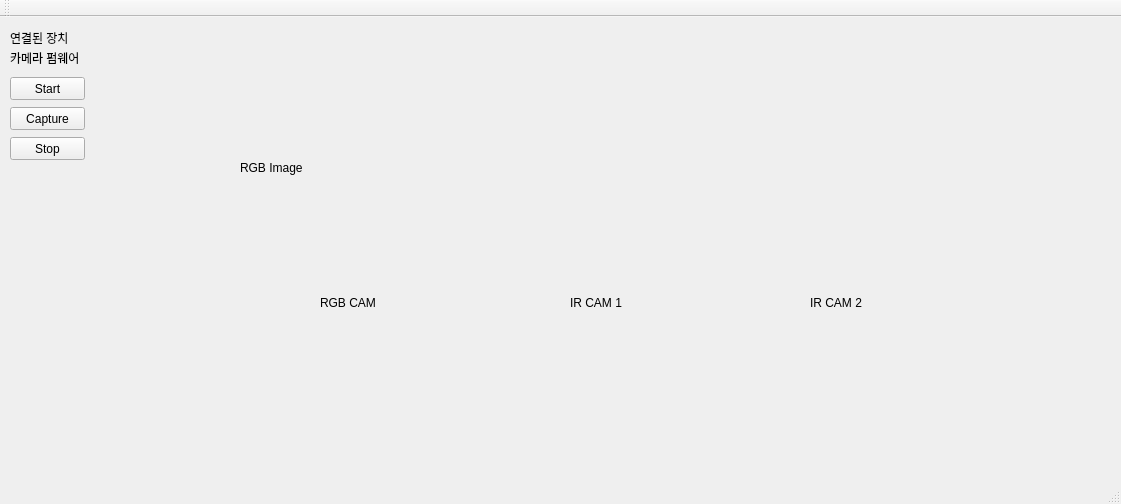
Above: 3D_Face_scanning.vc140/CalibrationModule/CalibrationModule.ui from CSID-DGU/2017-2-CECD-BirdSound-1 before the change. Below: the same form after it.
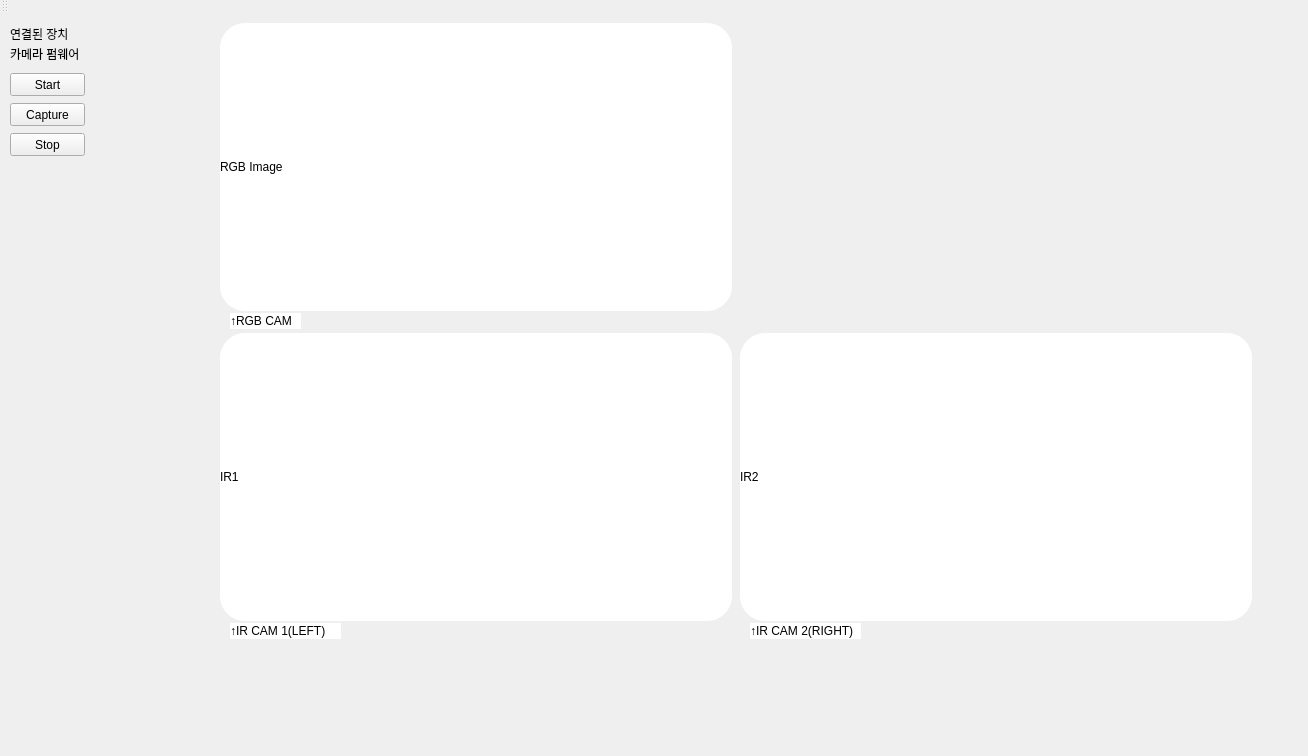
That is the form after the change.

Diff of the .ui file:
```diff
--- a/3D_Face_scanning.vc140/CalibrationModule/CalibrationModule.ui
+++ b/3D_Face_scanning.vc140/CalibrationModule/CalibrationModule.ui
@@ -6,13 +6,16 @@
    <rect>
     <x>0</x>
     <y>0</y>
-    <width>1121</width>
-    <height>504</height>
+    <width>1308</width>
+    <height>756</height>
    </rect>
   </property>
   <property name="windowTitle">
    <string>CalibrationModule</string>
   </property>
+  <property name="styleSheet">
+   <string notr="true">border-color: rgb(0, 0, 0);</string>
+  </property>
   <widget class="QWidget" name="centralWidget">
    <widget class="QLabel" name="deviceName">
     <property name="geometry">
@@ -102,55 +105,99 @@
    <widget class="QLabel" name="label">
     <property name="geometry">
      <rect>
-      <x>320</x>
-      <y>280</y>
-      <width>56</width>
-      <height>12</height>
+      <x>230</x>
+      <y>300</y>
+      <width>71</width>
+      <height>16</height>
      </rect>
     </property>
-    <property name="text">
-     <string>RGB CAM</string>
+    <property name="styleSheet">
+     <string notr="true"> border-radius: 25px; background: white;</string>
     </property>
-   </widget>
-   <widget class="QLabel" name="label_2">
-    <property name="geometry">
-     <rect>
-      <x>570</x>
-      <y>280</y>
-      <width>56</width>
-      <height>12</height>
-     </rect>
-    </property>
     <property name="text">
-     <string>IR CAM 1</string>
-    </property>
-   </widget>
-   <widget class="QLabel" name="label_3">
-    <property name="geometry">
-     <rect>
-      <x>810</x>
-      <y>280</y>
-      <width>56</width>
-      <height>12</height>
-     </rect>
-    </property>
-    <property name="text">
-     <string>IR CAM 2</string>
+     <string>↑RGB CAM</string>
     </property>
    </widget>
    <widget class="QLabel" name="rgbLabel">
     <property name="geometry">
      <rect>
-      <x>240</x>
-      <y>40</y>
-      <width>221</width>
-      <height>221</height>
+      <x>220</x>
+      <y>10</y>
+      <width>512</width>
+      <height>288</height>
      </rect>
     </property>
+    <property name="styleSheet">
+     <string notr="true"> border-radius: 25px; background: white;</string>
+    </property>
     <property name="text">
      <string>RGB Image</string>
     </property>
    </widget>
+   <widget class="QLabel" name="irRightLabel">
+    <property name="geometry">
+     <rect>
+      <x>740</x>
+      <y>320</y>
+      <width>512</width>
+      <height>288</height>
+     </rect>
+    </property>
+    <property name="styleSheet">
+     <string notr="true"> border-radius: 25px; background: white;</string>
+    </property>
+    <property name="text">
+     <string>IR2</string>
+    </property>
+   </widget>
+   <widget class="QLabel" name="irLeftLabel">
+    <property name="geometry">
+     <rect>
+      <x>220</x>
+      <y>320</y>
+      <width>512</width>
+      <height>288</height>
+     </rect>
+    </property>
+    <property name="styleSheet">
+     <string notr="true"> border-radius: 25px; background: white;</string>
+    </property>
+    <property name="text">
+     <string>IR1</string>
+    </property>
+   </widget>
+   <widget class="QLabel" name="label_3">
+    <property name="geometry">
+     <rect>
+      <x>750</x>
+      <y>610</y>
+      <width>111</width>
+      <height>16</height>
+     </rect>
+    </property>
+    <property name="styleSheet">
+     <string notr="true"> border-radius: 25px; background: white;</string>
+    </property>
+    <property name="text">
+     <string>↑IR CAM 2(RIGHT)</string>
+    </property>
+   </widget>
+   <widget class="QLabel" name="label_2">
+    <property name="geometry">
+     <rect>
+      <x>230</x>
+      <y>610</y>
+      <width>111</width>
+      <height>16</height>
+     </rect>
+    </property>
+    <property name="styleSheet">
+     <string notr="true"> border-radius: 25px; background: white;</string>
+    </property>
+    <property name="text">
+     <string>↑IR CAM 1(LEFT)</string>
+    </property>
+   </widget>
   </widget>
   <widget class="QMenuBar" name="menuBar">
    <property name="geometry">
```
Left out of the diff: 22 changed lines with no effect on the pictures.
